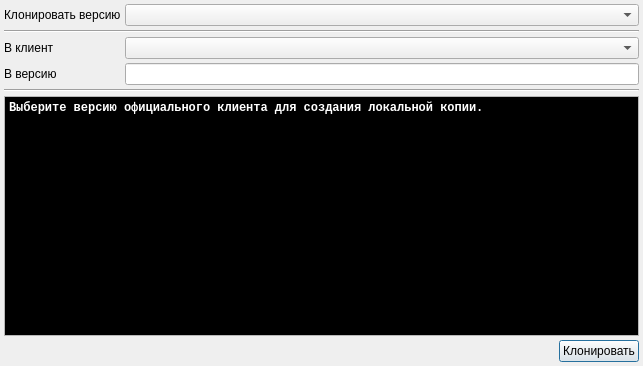
The window that clonedialog.ui (dngulin/ttyhlauncher) describes before a commit, drawn with Qt 5.
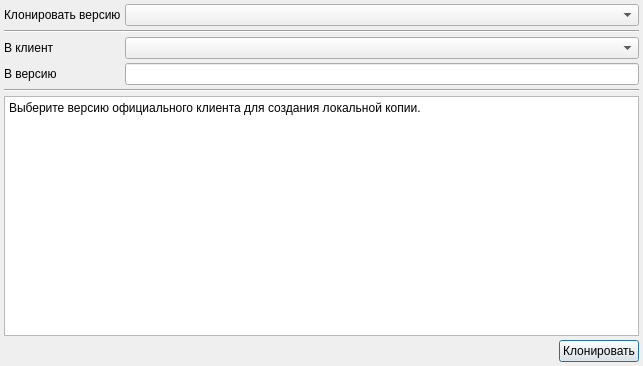
The same window after the commit.

```diff
--- a/clonedialog.ui
+++ b/clonedialog.ui
@@ -85,104 +85,6 @@
        <verstretch>0</verstretch>
       </sizepolicy>
      </property>
-     <property name="palette">
-      <palette>
-       <active>
-        <colorrole role="Text">
-         <brush brushstyle="SolidPattern">
-          <color alpha="255">
-           <red>255</red>
-           <green>255</green>
-           <blue>255</blue>
-          </color>
-         </brush>
-        </colorrole>
-        <colorrole role="Base">
-         <brush brushstyle="SolidPattern">
-          <color alpha="255">
-           <red>0</red>
-           <green>0</green>
-           <blue>0</blue>
-          </color>
-         </brush>
-        </colorrole>
-        <colorrole role="Highlight">
-         <brush brushstyle="SolidPattern">
-          <color alpha="255">
-           <red>73</red>
-           <green>73</green>
-           <blue>73</blue>
-          </color>
-         </brush>
-        </colorrole>
-       </active>
-       <inactive>
-        <colorrole role="Text">
-         <brush brushstyle="SolidPattern">
-          <color alpha="255">
-           <red>255</red>
-           <green>255</green>
-           <blue>255</blue>
-          </color>
-         </brush>
-        </colorrole>
-        <colorrole role="Base">
-         <brush brushstyle="SolidPattern">
-          <color alpha="255">
-           <red>0</red>
-           <green>0</green>
-           <blue>0</blue>
-          </color>
-         </brush>
-        </colorrole>
-        <colorrole role="Highlight">
-         <brush brushstyle="SolidPattern">
-          <color alpha="255">
-           <red>73</red>
-           <green>73</green>
-           <blue>73</blue>
-          </color>
-         </brush>
-        </colorrole>
-       </inactive>
-       <disabled>
-        <colorrole role="Text">
-         <brush brushstyle="SolidPattern">
-          <color alpha="255">
-           <red>255</red>
-           <green>253</green>
-           <blue>253</blue>
-          </color>
-         </brush>
-        </colorrole>
-        <colorrole role="Base">
-         <brush brushstyle="SolidPattern">
-          <color alpha="255">
-           <red>232</red>
-           <green>231</green>
-           <blue>230</blue>
-          </color>
-         </brush>
-        </colorrole>
-        <colorrole role="Highlight">
-         <brush brushstyle="SolidPattern">
-          <color alpha="255">
-           <red>155</red>
-           <green>154</green>
-           <blue>153</blue>
-          </color>
-         </brush>
-        </colorrole>
-       </disabled>
-      </palette>
-     </property>
-     <property name="font">
-      <font>
-       <family>Liberation Mono</family>
-       <weight>75</weight>
-       <bold>true</bold>
-      </font>
-     </property>
      <property name="readOnly">
       <bool>true</bool>
      </property>
```
